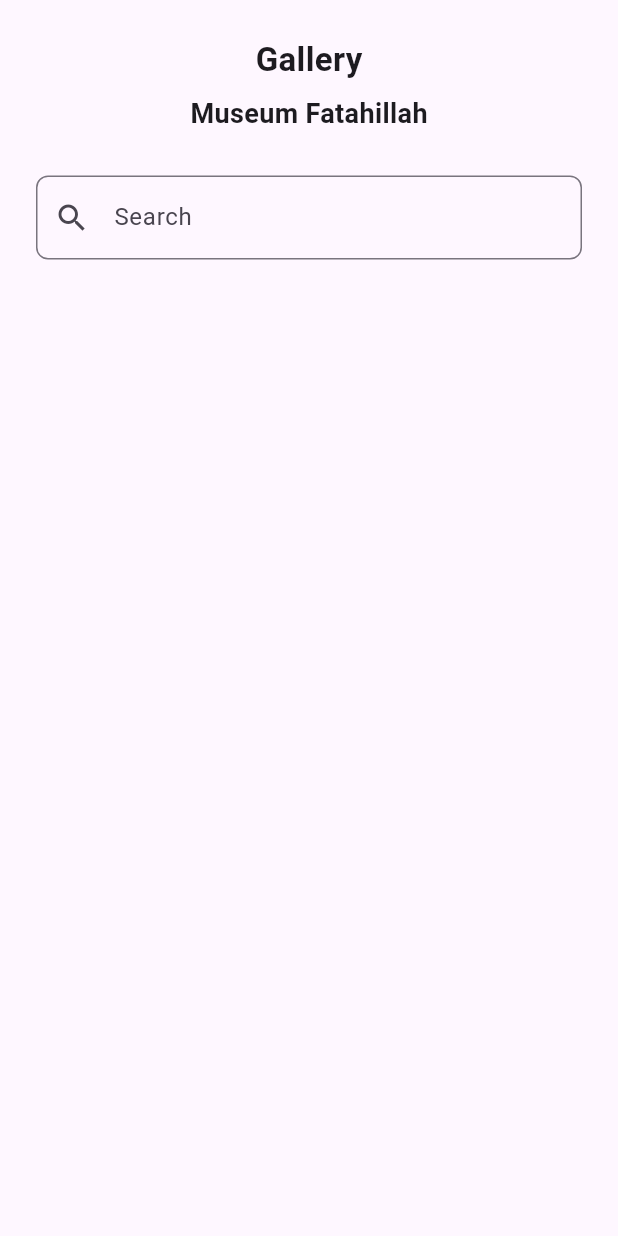
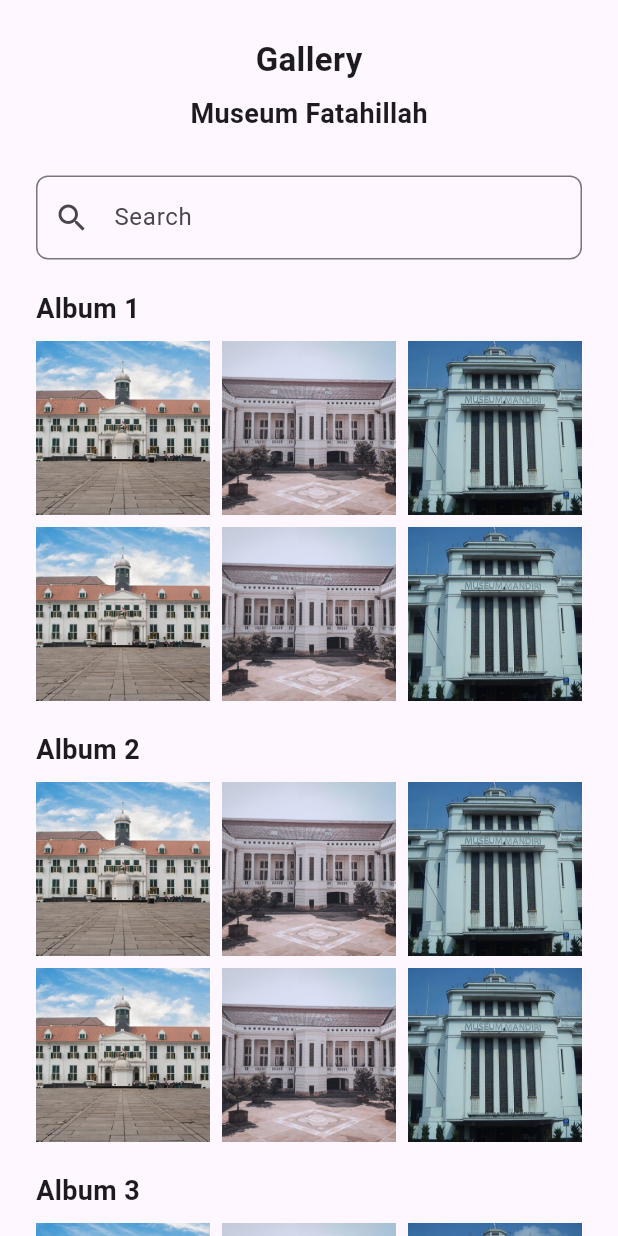
Before and after one commit to NVG-064/project_pemmob, a Flutter app: the GalleryPage screen opened directly, on a phone screen of 412 x 824 dp. Run offline on Flutter 3.47's test engine with Material 3 defaults, Android fonts, the phone set to English and light mode, and no system bars; our stand-ins replace firebase_auth, firebase_core, google_sign_in, table_calendar; accounts and stored records are empty.

Commit message:
update 1 for gallery page

```diff
--- a/lib/pages/gallery.dart
+++ b/lib/pages/gallery.dart
@@ -12,18 +12,25 @@ class _GalleryPageState extends State<GalleryPage> {
   Widget build(BuildContext context) {
     return Scaffold(
       body: SafeArea(
+        child: SingleChildScrollView(
           child: Padding(
-          padding: const EdgeInsets.all(24.0),
+            padding: const EdgeInsets.all(24),
             child: Column(
+              mainAxisAlignment: MainAxisAlignment.center,
+              crossAxisAlignment: CrossAxisAlignment.start,
               children: [
-              Text(
+                Center(
+                  child: Text(
                     'Gallery',
                     style: TextStyle(fontSize: 22, fontWeight: FontWeight.bold),
                   ),
+                ),
                 SizedBox(height: 8),
-              Text(
+                Center(
+                  child: Text(
                     'Museum Fatahillah',
                     style: TextStyle(fontSize: 18, fontWeight: FontWeight.bold),
+                  ),
                 ),
                 SizedBox(height: 28),
                 TextField(
@@ -36,10 +43,95 @@ class _GalleryPageState extends State<GalleryPage> {
                     contentPadding: EdgeInsets.symmetric(vertical: 16),
                   ),
                 ),
+                SizedBox(height: 20),
+                buildImageColumn(
+                  'Album 1',
+                  [
+                    'assets/images/banner.jpg',
+                    'assets/images/museum_bi.jpg',
+                    'assets/images/museum_mandiri.jpg',
+                    'assets/images/banner.jpg',
+                    'assets/images/museum_bi.jpg',
+                    'assets/images/museum_mandiri.jpg',
                   ],
+                ),
+                SizedBox(height: 20),
+                buildImageColumn(
+                  'Album 2',
+                  [
+                    'assets/images/banner.jpg',
+                    'assets/images/museum_bi.jpg',
+                    'assets/images/museum_mandiri.jpg',
+                    'assets/images/banner.jpg',
+                    'assets/images/museum_bi.jpg',
+                    'assets/images/museum_mandiri.jpg',
+                  ],
+                ),
+                SizedBox(height: 20),
+                buildImageColumn(
+                  'Album 3',
+                  [
+                    'assets/images/banner.jpg',
+                    'assets/images/museum_bi.jpg',
+                    'assets/images/museum_mandiri.jpg',
+                    'assets/images/banner.jpg',
+                    'assets/images/museum_bi.jpg',
+                    'assets/images/museum_mandiri.jpg',
+                  ],
+                ),
+              ],
+            ),
           ),
         ),
       ),
     );
   }
+
+  Widget buildImageColumn(String title, List<String> imagePaths) {
+    return Column(
+      crossAxisAlignment: CrossAxisAlignment.start,
+      children: [
+        Text(
+          title,
+          style: TextStyle(fontSize: 18, fontWeight: FontWeight.bold),
+        ),
+        SizedBox(height: 8),
+        GridView.builder(
+          shrinkWrap: true,
+          physics: NeverScrollableScrollPhysics(),
+          gridDelegate: SliverGridDelegateWithFixedCrossAxisCount(
+            crossAxisCount: 3,
+            crossAxisSpacing: 8,
+            mainAxisSpacing: 8,
+          ),
+          itemCount: imagePaths.length,
+          itemBuilder: (context, index) {
+            return GestureDetector(
+              onTap: () {
+                // Handle image tap (e.g., navigate to a new screen with a larger view)
+                _showImageDetails(imagePaths[index]);
+              },
+              child: Image.asset(
+                imagePaths[index],
+                width: double.infinity,
+                fit: BoxFit.cover,
+              ),
+            );
+          },
+        ),
+      ],
+    );
   }
+
+  void _showImageDetails(String imagePath) {
+    // Implement your logic to show a larger view of the tapped image
+    // You can use Navigator to navigate to a new screen or showDialog to show a modal.
+    // For example:
+    showDialog(
+      context: context,
+      builder: (context) => AlertDialog(
+        content: Image.asset(imagePath),
+      ),
+    );
+  }
+}
```
Lines whose indentation alone changed are shown as unchanged.
